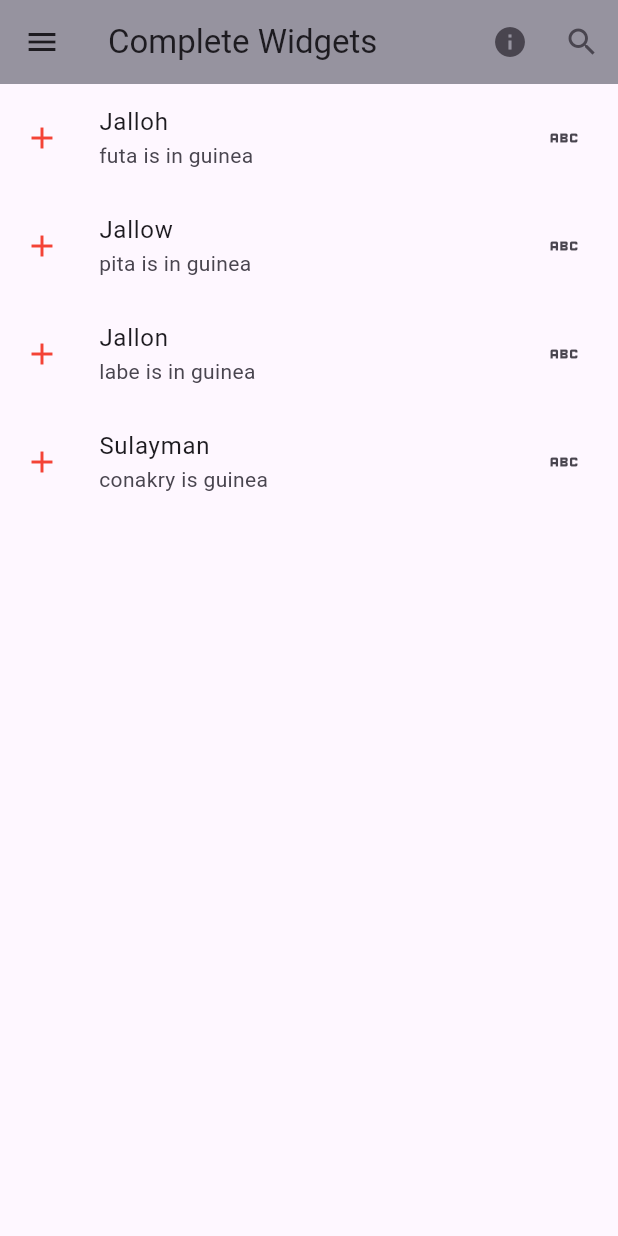
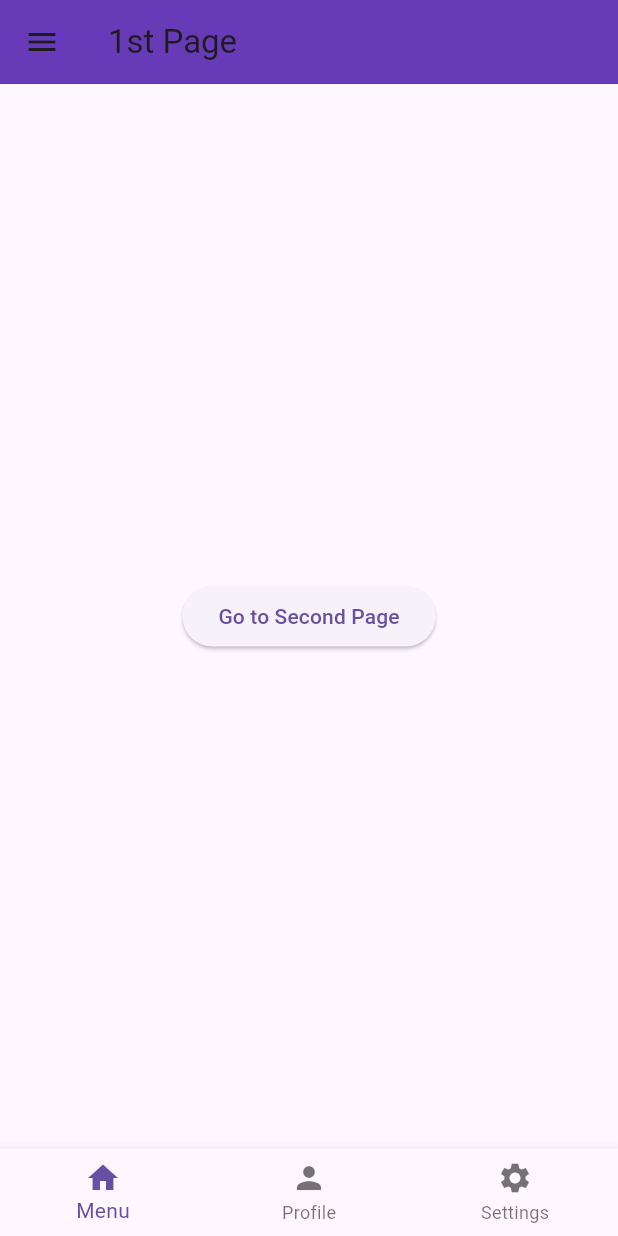
Before and after one commit to Codewithjalloh/complete_everything_widgets_flutter, a Flutter app: the screen it shows after launch, on a phone screen of 412 x 824 dp. Run offline on Flutter 3.47's test engine with Material 3 defaults, Android fonts, the phone set to English and light mode, and no system bars.

Commit message:
navigation

```diff
--- a/lib/main.dart
+++ b/lib/main.dart
@@ -1,3 +1,4 @@
+import 'package:complete_everything_widgets_flutter/pages/profile_page.dart';
 import 'package:complete_everything_widgets_flutter/widgets/my_column.dart';
 import 'package:complete_everything_widgets_flutter/widgets/my_gridview.dart';
 import 'package:complete_everything_widgets_flutter/widgets/my_row.dart';
@@ -5,6 +6,10 @@
 import 'package:complete_everything_widgets_flutter/widgets/my_text.dart';
 import 'package:flutter/material.dart';
 
+import 'pages/first_page.dart';
+import 'pages/home_page.dart';
+import 'pages/second_page.dart';
+import 'pages/settings_page.dart';
 import 'widgets/my_container.dart';
 import 'widgets/my_gesture_detector.dart';
 import 'widgets/my_gridview_builder.dart';
@@ -24,31 +29,31 @@
     return MaterialApp(
       debugShowCheckedModeBanner: false,
       home: Scaffold(
-        appBar: AppBar(
-          // App bar title
-          title: Text("Complete Widgets"),
-          // App bar background colour
-          backgroundColor: Colors.grey,
-          // controls the size of the shadow below the app bar
-          elevation: 50,
-          // A widget to display before the toolbar's title.
-          leading: IconButton(
-            onPressed: () {},
-            icon: const Icon(Icons.menu),
-          ),
-          // A list of Widgets to display in a row after the title widget.
-          actions: [
-            IconButton(
-              onPressed: () {},
-              icon: const Icon(Icons.info),
-            ),
-            IconButton(
-              onPressed: () {},
-              icon: const Icon(Icons.search),
-            ),
-          ],
-        ),
-        body: ListViewBuilder(),
+        // appBar: AppBar(
+        //   // App bar title
+        //   title: Text("Complete Widgets"),
+        //   // App bar background colour
+        //   backgroundColor: Colors.grey,
+        //   // controls the size of the shadow below the app bar
+        //   elevation: 50,
+        //   // A widget to display before the toolbar's title.
+        //   leading: IconButton(
+        //     onPressed: () {},
+        //     icon: const Icon(Icons.menu),
+        //   ),
+        //   // A list of Widgets to display in a row after the title widget.
+        //   actions: [
+        //     IconButton(
+        //       onPressed: () {},
+        //       icon: const Icon(Icons.info),
+        //     ),
+        //     IconButton(
+        //       onPressed: () {},
+        //       icon: const Icon(Icons.search),
+        //     ),
+        //   ],
+
+        body: FirstPage(),
 
         //MyGridviewBuilder(),
 
@@ -64,6 +69,13 @@
         // MyContainer()
         // MyGestureDetector(),
       ),
+      routes: {
+        '/firstpage': (context) => FirstPage(),
+        '/secondpage': (context) => SecondPage(),
+        '/homepage': (context) => HomePage(),
+        '/profilepage': (context) => ProfilePage(),
+        '/settingspage': (context) => SettingsPage(),
+      },
     );
   }
 }
--- /dev/null
+++ b/lib/pages/first_page.dart
@@ -0,0 +1,136 @@
+import 'package:complete_everything_widgets_flutter/pages/home_page.dart';
+import 'package:complete_everything_widgets_flutter/pages/profile_page.dart';
+import 'package:complete_everything_widgets_flutter/pages/second_page.dart';
+import 'package:complete_everything_widgets_flutter/pages/settings_page.dart';
+import 'package:flutter/material.dart';
+
+// StatefulWidget => The state of the widget changes
+class FirstPage extends StatefulWidget {
+  const FirstPage({super.key});
+
+  @override
+  State<FirstPage> createState() => _FirstPageState();
+}
+
+class _FirstPageState extends State<FirstPage> {
+  // this keep track of the current page to display
+  int _selectedIndex = 0;
+
+  // this method updates the new selected index
+  void _navigatorButton(int index) {
+    setState(() {
+      _selectedIndex = index;
+    });
+  }
+
+  // list of pages
+  final List _pages = [
+    // home page
+    HomePage(),
+
+    // profile page
+    ProfilePage(),
+
+    // settings Page
+    SettingsPage(),
+  ];
+
+  @override
+  Widget build(BuildContext context) {
+    return Scaffold(
+      appBar: AppBar(
+        backgroundColor: Colors.deepPurple,
+        title: Text("1st Page"),
+      ),
+      body: Center(
+        child: ElevatedButton(
+          child: Text("Go to Second Page"),
+          onPressed: () {
+            // navigate to second page the normal way
+            Navigator.push(
+              context,
+              MaterialPageRoute(
+                builder: (context) => SecondPage(),
+              ),
+            );
+          },
+        ),
+      ),
+      drawer: Drawer(
+        backgroundColor: Colors.deepPurple[100],
+        child: Column(
+          children: [
+            // common to place to drawer header here
+
+            // DRAWER HEADERS
+            const DrawerHeader(
+              child: Icon(
+                Icons.favorite,
+                size: 48,
+              ),
+            ),
+
+            // DRAWER TILE
+            // home page list tile
+            ListTile(
+              leading: Icon(Icons.home),
+              title: Text("H O M E"),
+              onTap: () {
+                // pop the drawer
+                Navigator.pop(context);
+
+                // goto home page
+                Navigator.pushNamed(context, "/homepage");
+              },
+            ),
+
+            // profile page tile
+            ListTile(
+              leading: Icon(
+                Icons.person,
+                color: Colors.black,
+              ),
+              title: Text("P R O F I L E"),
+              onTap: () {
+                // pop the drawer
+                Navigator.pop(context);
+
+                // go to settings page
+                Navigator.pushNamed(context, "/profilepage");
+              },
+            ),
+
+            // settings page tile
+            ListTile(
+              leading: Icon(
+                Icons.settings,
+                color: Colors.green,
+              ),
+              title: Text("S E T T I N S"),
+              onTap: () {
+                // pop the drawer
+                Navigator.pop(context);
+
+                // go to settings page
+                Navigator.pushNamed(context, "/settingspage");
+              },
+            ),
+          ],
+        ),
+      ),
+      bottomNavigationBar: BottomNavigationBar(
+        currentIndex: _selectedIndex,
+        onTap: _navigatorButton,
+        items: [
+          // home
+          BottomNavigationBarItem(icon: Icon(Icons.home), label: "Menu"),
+          // profile
+          BottomNavigationBarItem(icon: Icon(Icons.person), label: "Profile"),
+          // settings
+          BottomNavigationBarItem(
+              icon: Icon(Icons.settings), label: "Settings"),
+        ],
+      ),
+    );
+  }
+}
--- a/lib/widgets/my_listview_builder.dart
+++ b/lib/widgets/my_listview_builder.dart
@@ -14,6 +14,7 @@
     ];
 
     return ListView.builder(
+        // scrollDirection: Axis.vertical,
         itemCount: names.length,
         itemBuilder: (context, index) => ListTile(
               // selectedColor: Colors.green,
```
Also changed, not shown: lib/pages/home_page.dart (added, +18 -0 lines), lib/pages/profile_page.dart (added, +17 -0 lines), lib/pages/second_page.dart (added, +17 -0 lines), lib/pages/settings_page.dart (added, +17 -0 lines).
